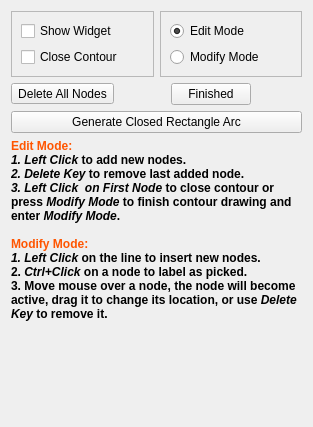
This is smtk/extension/paraview/widgets/qtArcWidget.ui in Kitware/SMTK as Qt 5 draws it before an edit. The edited form follows.
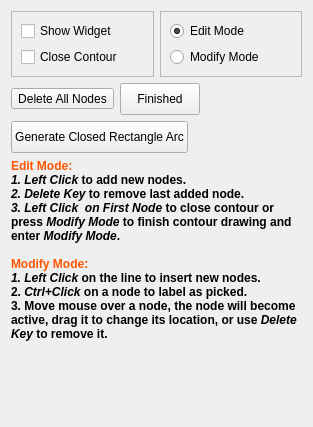
This is the edited form. Icons and pictures are not drawn.

```diff
--- a/smtk/extension/paraview/widgets/qtArcWidget.ui
+++ b/smtk/extension/paraview/widgets/qtArcWidget.ui
@@ -95,21 +95,20 @@
        </property>
       </widget>
      </item>
-     <item>
-      <spacer name="horizontalSpacer_2">
-       <property name="orientation">
-        <enum>Qt::Horizontal</enum>
-       </property>
-       <property name="sizeHint" stdset="0">
-        <size>
-         <width>40</width>
-         <height>20</height>
-        </size>
-       </property>
-      </spacer>
-     </item>
      <item>
       <widget class="QPushButton" name="Finished">
+       <property name="sizePolicy">
+        <sizepolicy hsizetype="Fixed" vsizetype="Fixed">
+         <horstretch>0</horstretch>
+         <verstretch>0</verstretch>
+        </sizepolicy>
+       </property>
+       <property name="minimumSize">
+        <size>
+         <width>0</width>
+         <height>32</height>
+        </size>
+       </property>
        <property name="text">
         <string>Finished</string>
        </property>
@@ -135,6 +134,18 @@
    </item>
    <item>
     <widget class="QPushButton" name="buttonRectArc">
+     <property name="sizePolicy">
+      <sizepolicy hsizetype="Fixed" vsizetype="Fixed">
+       <horstretch>0</horstretch>
+       <verstretch>0</verstretch>
+      </sizepolicy>
+     </property>
+     <property name="minimumSize">
+      <size>
+       <width>0</width>
+       <height>32</height>
+      </size>
+     </property>
      <property name="text">
       <string>Generate Closed Rectangle Arc</string>
      </property>
```
Left out of the diff: 2 changed lines with no effect on the pictures.
